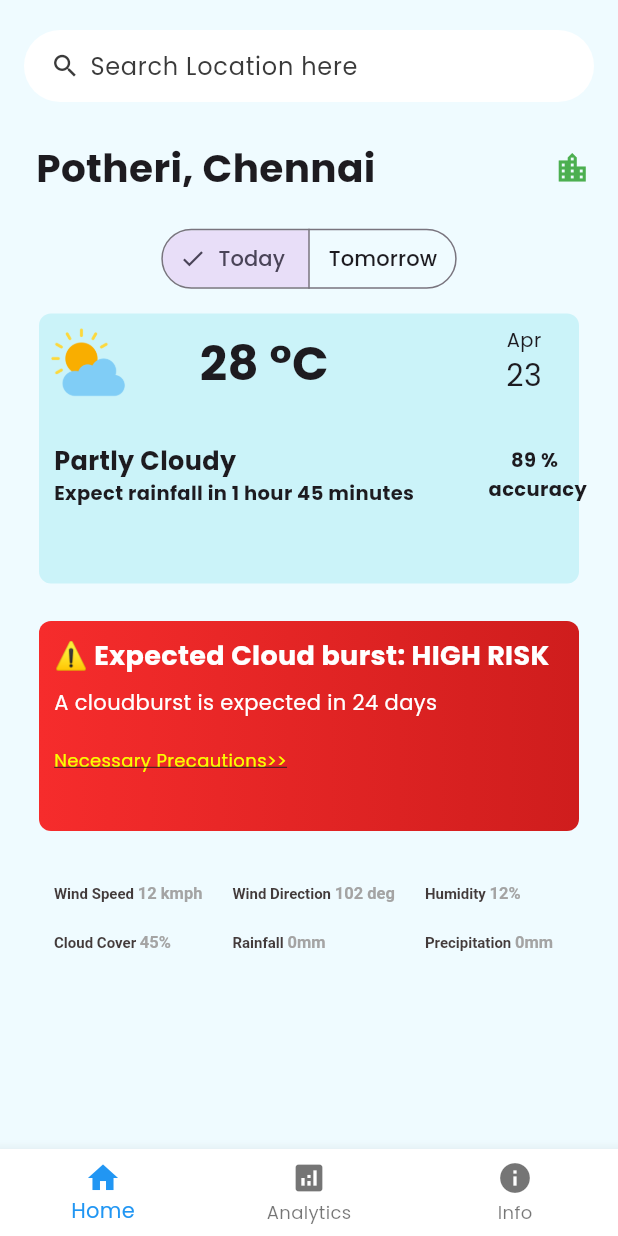
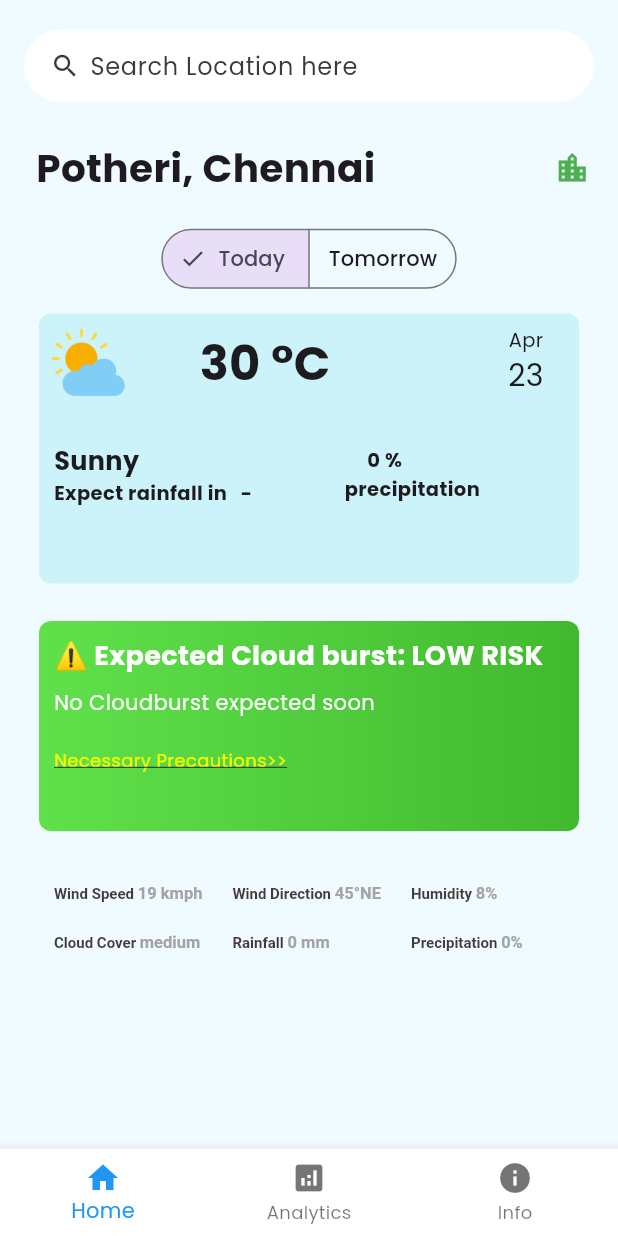
Before and after one commit to nikhil-RGB/weather-prediction-app, a Flutter app: the screen it shows after launch, on a phone screen of 412 x 824 dp. Run offline on Flutter 3.47's test engine with Material 3 defaults, Android fonts, the phone set to English and light mode, and no system bars; our stand-ins replace google_fonts.

Commit message:
Presentation Changes for Innofusion

```diff
--- a/lib/LandingPage.dart
+++ b/lib/LandingPage.dart
@@ -2,6 +2,7 @@
 
 import 'package:flutter/cupertino.dart';
 import 'package:flutter/material.dart';
+import 'package:weather_prediction_app/Statistics.dart';
 import 'package:weather_prediction_app/Urgency.dart';
 import 'package:weather_prediction_app/home.dart';
 import 'package:weather_prediction_app/pages/InfoPage.dart';
@@ -15,10 +16,8 @@ class _LandingPageState extends State<LandingPage> {
   int _currentPage = 0; //index for which page app is currently on.
   //List of screens in the app
   final List<Widget> screens = [
-    Home(urgency: Urgency.HIGH),
-    Center(
-      child: Text("No implementation yet!"),
-    ),
+    Home(urgency: Urgency.LOW),
+    Statistics(),
     InfoPage(),
   ];
   @override
--- /dev/null
+++ b/lib/Statistics.dart
@@ -0,0 +1,19 @@
+import 'package:flutter/cupertino.dart';
+import 'package:flutter/material.dart';
+
+class Statistics extends StatelessWidget {
+  @override
+  Widget build(BuildContext context) {
+    return Scaffold(
+      body: Column(
+        children: [
+          Image.asset("assets/images/map.png"),
+          const SizedBox(
+            height: 20,
+          ),
+          Image.asset("assets/images/graph.png"),
+        ],
+      ),
+    );
+  }
+}
--- a/lib/home.dart
+++ b/lib/home.dart
@@ -5,6 +5,9 @@ import 'package:google_fonts/google_fonts.dart';
 import 'package:weather_prediction_app/Urgency.dart';
 import 'package:weather_prediction_app/colors.dart';
 import 'package:intl/intl.dart';
+import 'dart:math';
+
+import 'package:weather_prediction_app/pages/InfoPage.dart';
 
 String selected = "TOD";
 
@@ -18,12 +21,45 @@ class Home extends StatefulWidget {
 
 class _HomeState extends State<Home> {
   //These variables will be read from the API/data model we will read from
-  String weather = "Partly Cloudy";
-  String prediction = "1 hour 45 minutes";
+  String weather = "Sunny";
+  String prediction = "   -     ";
+  int temperature = 0;
   int accuracy = 89;
+  Widget dateWidget = const SizedBox();
+  int windspeed = 19;
+  String direction = "45°NE";
+  int humidity = 8;
+  String cloud_cover = "medium";
+  int rainfall = 0;
+  int precipitation = 0;
+
   //build function for main homepage, main page of the application
   @override
   Widget build(BuildContext context) {
+    if (selected != "TOD") {
+      windspeed = 21;
+      direction = "315°NE";
+      humidity = 79;
+      cloud_cover = "medium";
+      rainfall = 72;
+      precipitation = 91;
+    } else {
+      windspeed = 19;
+      direction = "45°NE";
+      humidity = 8;
+      cloud_cover = "medium";
+      rainfall = 0;
+      precipitation = 0;
+    }
+
+    weather = selected == "TOD" ? "Sunny" : "Slightly Cloudy";
+    dateWidget = selected == "TOD" ? currentDate(false) : currentDate(true);
+    prediction = selected == "TOD" ? "  -    " : "~5-6 hours";
+    Random random = Random();
+    accuracy = random.nextInt(40) + 57;
+    int n = 28;
+    int m = 32;
+    temperature = n + random.nextInt(m - n + 1);
     return SafeArea(
         child: Scaffold(
       resizeToAvoidBottomInset: false,
@@ -118,10 +154,10 @@ class _HomeState extends State<Home> {
                       child: Image.asset('assets/images/sunny.png')),
                 ),
                 SizedBox(width: MediaQuery.of(context).size.width * 0.08),
-                const Padding(
+                Padding(
                   padding: EdgeInsets.all(8.0),
                   child: Text(
-                    "28 °C",
+                    "$temperature °C",
                     style: TextStyle(
                       fontSize: 32,
                       fontWeight: FontWeight.bold,
@@ -129,7 +165,7 @@ class _HomeState extends State<Home> {
                   ),
                 ),
                 SizedBox(width: MediaQuery.of(context).size.width * 0.26),
-                currentDate(),
+                dateWidget,
               ],
             ),
             const SizedBox(
@@ -140,7 +176,7 @@ class _HomeState extends State<Home> {
                 predictionText(),
                 SizedBox(width: MediaQuery.of(context).size.width * 0.12),
                 Text(
-                  "     $accuracy % \naccuracy",
+                  "     $precipitation % \nprecipitation",
                   style: TextStyle(fontWeight: FontWeight.bold, fontSize: 13),
                 )
               ],
@@ -171,9 +207,15 @@ class _HomeState extends State<Home> {
   }
 
   //gets a current date string
-  Widget currentDate() {
+  Widget currentDate(bool tomm) {
     DateTime now = DateTime.now();
+    if (tomm) {
+      now = now.add(Duration(days: 1));
+    }
     String month = DateFormat.MMMM().format(now);
+    if (tomm) {
+      now.add(Duration(days: 1));
+    }
     return SizedBox(
       height: 50,
       width: 30,
@@ -231,12 +273,19 @@ class _HomeState extends State<Home> {
               ),
               const SizedBox(height: 8.0),
               Text(
-                "A cloudburst is expected in 24 days",
+                widget.urgency == Urgency.LOW
+                    ? "No Cloudburst expected soon"
+                    : "A cloudburst is expected in 24 days",
                 style: TextStyle(color: Colors.white, fontSize: 14),
               ),
               const SizedBox(height: 20),
               GestureDetector(
-                onTap: () {}, //Show user precautions: TODO
+                onTap: () {
+                  Navigator.push(
+                    context,
+                    MaterialPageRoute(builder: (context) => InfoPage()),
+                  );
+                }, //Show user precautions: TODO
                 child: Text(
                   "Necessary Precautions>>",
                   style: TextStyle(
@@ -261,22 +310,22 @@ class _HomeState extends State<Home> {
           Column(
             crossAxisAlignment: CrossAxisAlignment.start,
             children: [
-              infoField("Wind Speed", "12 kmph"),
-              infoField("Cloud Cover", "45%"),
+              infoField("Wind Speed", "$windspeed kmph"),
+              infoField("Cloud Cover", "$cloud_cover"),
             ],
           ),
           Column(
             crossAxisAlignment: CrossAxisAlignment.start,
             children: [
-              infoField("Wind Direction", "102 deg"),
-              infoField("Rainfall", "0mm"),
+              infoField("Wind Direction", "$direction"),
+              infoField("Rainfall", "$rainfall mm"),
             ],
           ),
           Column(
             crossAxisAlignment: CrossAxisAlignment.start,
             children: [
-              infoField("Humidity", "12%"),
-              infoField("Precipitation", "0mm")
+              infoField("Humidity", "$humidity%"),
+              infoField("Precipitation", "$precipitation%")
             ],
           ),
         ],
--- a/lib/main.dart
+++ b/lib/main.dart
@@ -16,7 +16,7 @@ class MyApp extends StatelessWidget {
   @override
   Widget build(BuildContext context) {
     return MaterialApp(
-      title: 'Flutter Demo',
+      title: 'Weather App',
       theme: ThemeData(
         primaryColor: component_bright,
         textTheme: GoogleFonts.poppinsTextTheme(Theme.of(context).textTheme),
```
Also changed, not shown: assets/images/graph.png (added), assets/images/map.png (added).
